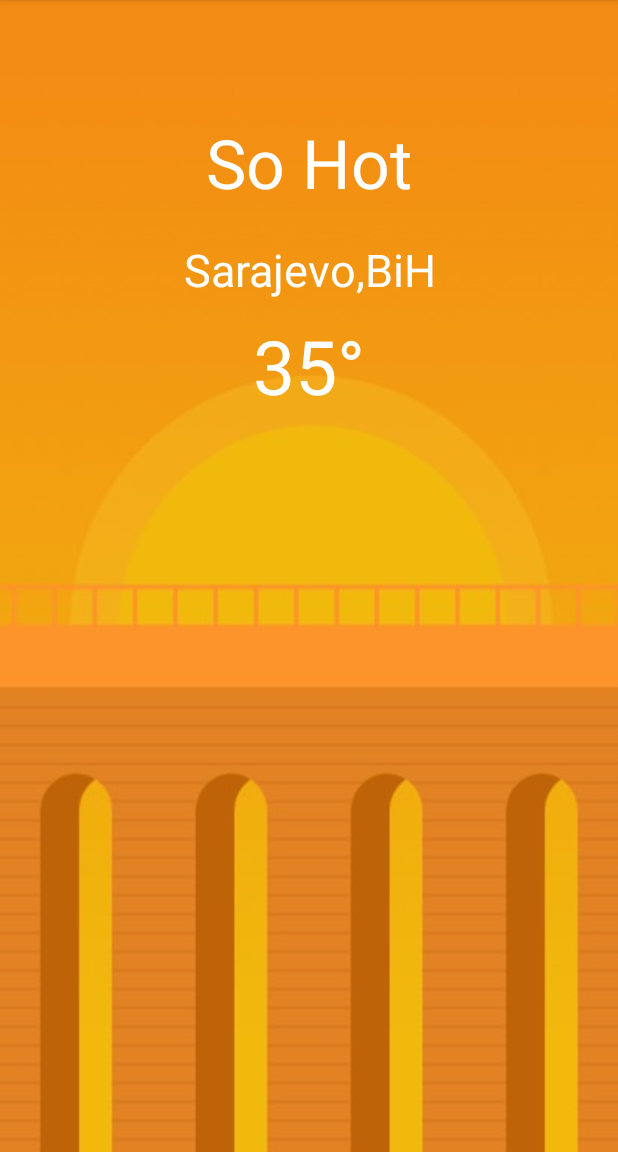
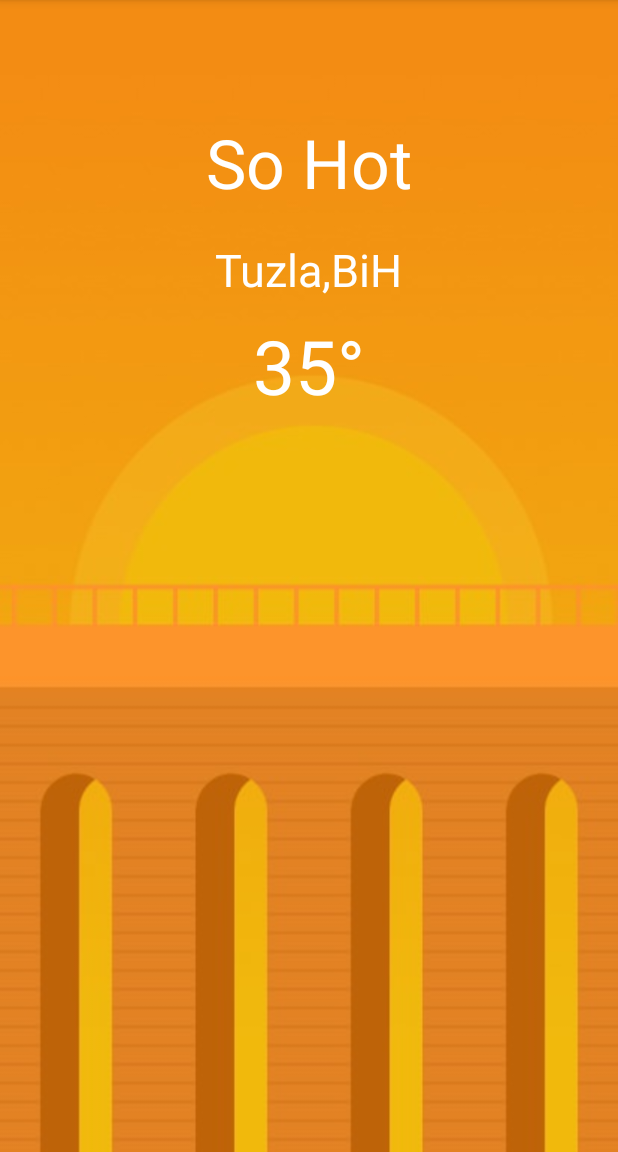
Before and after one commit to AnidaT/vremenska-prognoza, an Android app: the screen it shows after launch (MainActivity), on a phone screen of 412 x 824 dp, the part 84-1236 px from its top. Run offline under Robolectric (Android 15) with nearby library versions, the phone set to English and light mode, and no system bars.

Commit message:
Changes to activity_xml

```diff
--- a/app/src/main/res/layout/activity_main.xml
+++ b/app/src/main/res/layout/activity_main.xml
@@ -38,7 +38,7 @@
         android:layout_centerHorizontal="true"
         android:layout_marginTop="150dp"
         android:gravity="center"
-        android:text="Sarajevo,BiH"
+        android:text="Tuzla,BiH"
         android:textColor="@android:color/white"
         android:textSize="30sp" />
 
```
